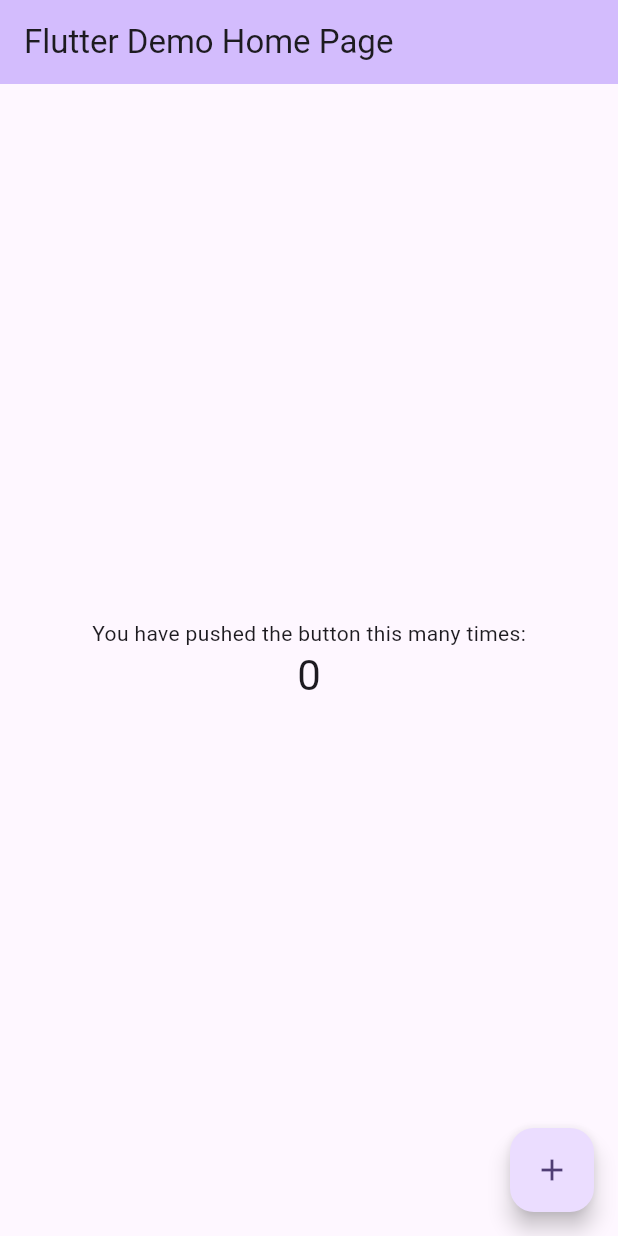
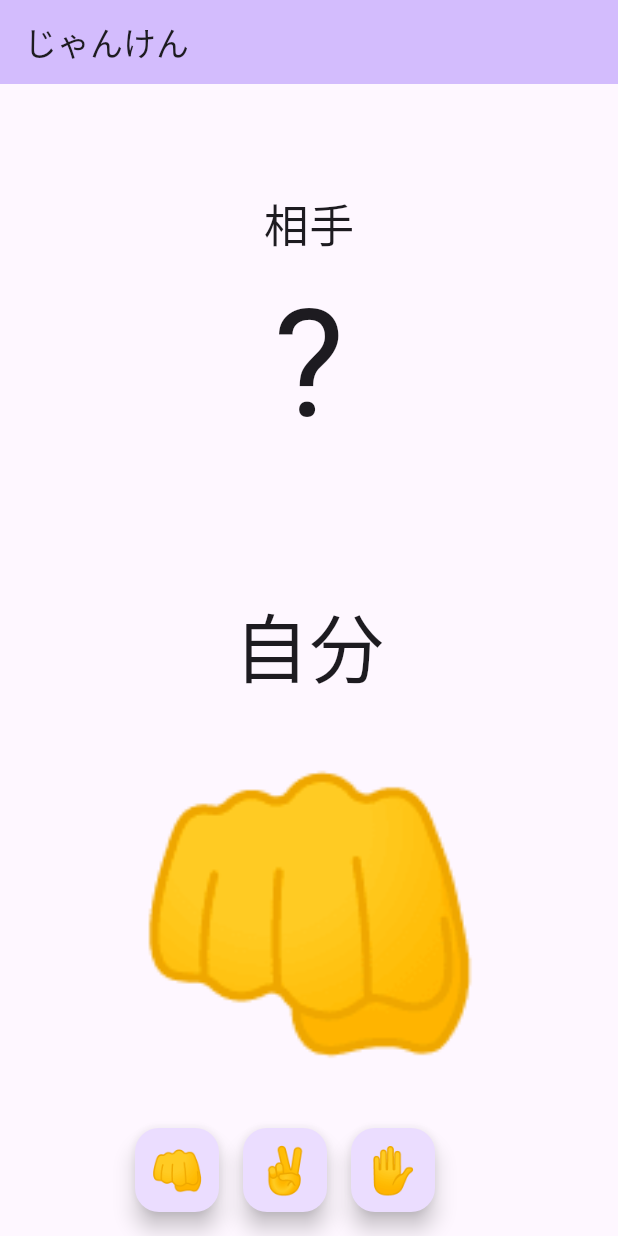
Before and after one commit to naoyamatsunaga/janken, a Flutter app: the screen it shows after launch, on a phone screen of 412 x 824 dp. Run offline on Flutter 3.47's test engine with Material 3 defaults, Android fonts, the phone set to English and light mode, and no system bars.

Commit message:
ボタンの配置とボタン押下時の処理を追加

```diff
--- a/lib/main.dart
+++ b/lib/main.dart
@@ -1,3 +1,5 @@
+import 'dart:math';
+
 import 'package:flutter/material.dart';
 
 void main() {
@@ -15,7 +17,7 @@ class MyApp extends StatelessWidget {
         colorScheme: ColorScheme.fromSeed(seedColor: Colors.deepPurple),
         useMaterial3: true,
       ),
-      home: const MyHomePage(title: 'Flutter Demo Home Page'),
+      home: const MyHomePage(title: 'じゃんけん'),
     );
   }
 }
@@ -30,11 +32,20 @@ class MyHomePage extends StatefulWidget {
 }
 
 class _MyHomePageState extends State<MyHomePage> {
-  int _counter = 0;
+  String myJankenText = '👊';
+  String computerjankenText = '?';
 
-  void _incrementCounter() {
+  List<String> jankenList = [
+    '👊',
+    '✌️',
+    '✋',
+  ];
+
+  void randomComputerJankenText() {
+    final random = Random();
+    int randomNumber = random.nextInt(3);
     setState(() {
-      _counter++;
+      computerjankenText = jankenList[randomNumber];
     });
   }
 
@@ -50,19 +61,73 @@ class _MyHomePageState extends State<MyHomePage> {
           mainAxisAlignment: MainAxisAlignment.center,
           children: <Widget>[
             const Text(
-              'You have pushed the button this many times:',
+              '相手',
+              style: TextStyle(fontSize: 30),
             ),
             Text(
-              '$_counter',
-              style: Theme.of(context).textTheme.headlineMedium,
+              computerjankenText,
+              style: TextStyle(fontSize: 100),
+            ),
+            const SizedBox(height: 80),
+            const Text(
+              '自分',
+              style: TextStyle(fontSize: 50),
+            ),
+            Text(
+              myJankenText,
+              style: TextStyle(fontSize: 200),
             ),
           ],
         ),
       ),
-      floatingActionButton: FloatingActionButton(
-        onPressed: _incrementCounter,
-        tooltip: 'Increment',
-        child: const Icon(Icons.add),
+      floatingActionButton: Row(
+        mainAxisAlignment: MainAxisAlignment.center,
+        children: [
+          FloatingActionButton(
+            onPressed: () {
+              setState(() {
+                myJankenText = '👊';
+              });
+              randomComputerJankenText();
+            },
+            child: const Text(
+              '👊',
+              style: TextStyle(
+                fontSize: 30,
+              ),
+            ),
+          ),
+          const SizedBox(width: 16),
+          FloatingActionButton(
+            onPressed: () {
+              setState(() {
+                myJankenText = '✌️';
+              });
+              randomComputerJankenText();
+            },
+            child: const Text(
+              '✌️',
+              style: TextStyle(
+                fontSize: 30,
+              ),
+            ),
+          ),
+          const SizedBox(width: 16),
+          FloatingActionButton(
+            onPressed: () {
+              setState(() {
+                myJankenText = '✋️';
+              });
+              randomComputerJankenText();
+            },
+            child: const Text(
+              '✋',
+              style: TextStyle(
+                fontSize: 30,
+              ),
+            ),
+          ),
+        ],
       ),
     );
   }
```
